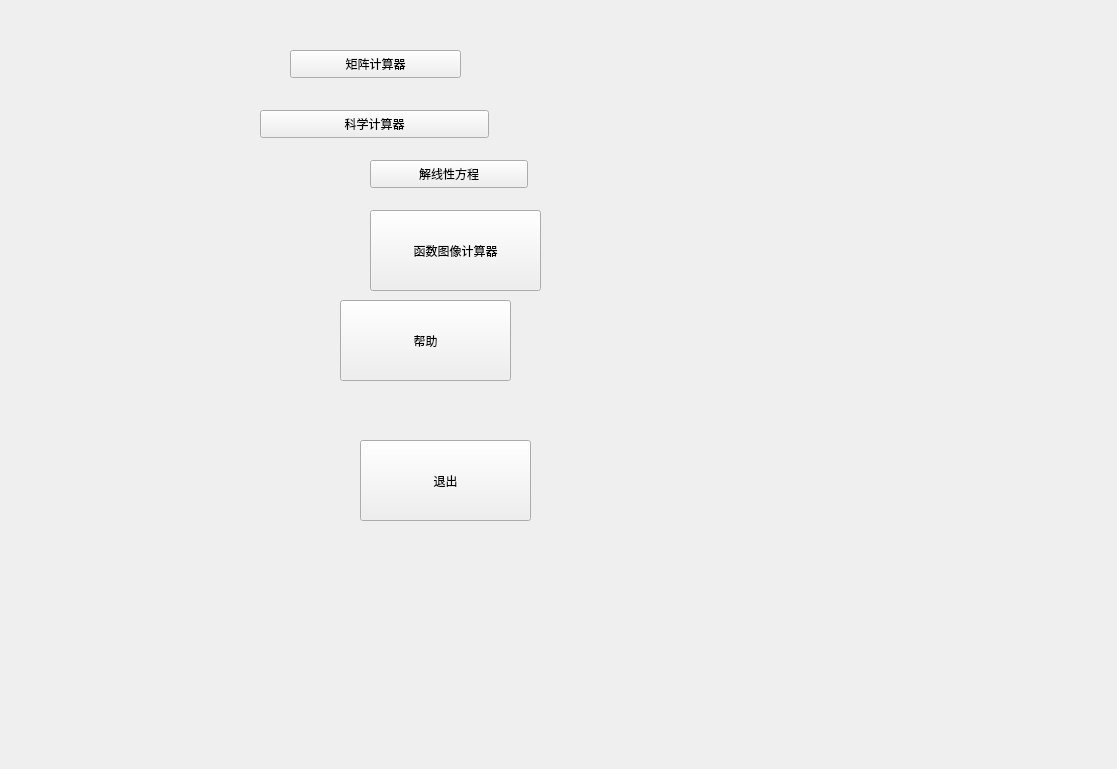
AhaLims/calculator, file caculator(with qt gui)/caculator(with qt gui)/main_window.ui: the form before one commit.
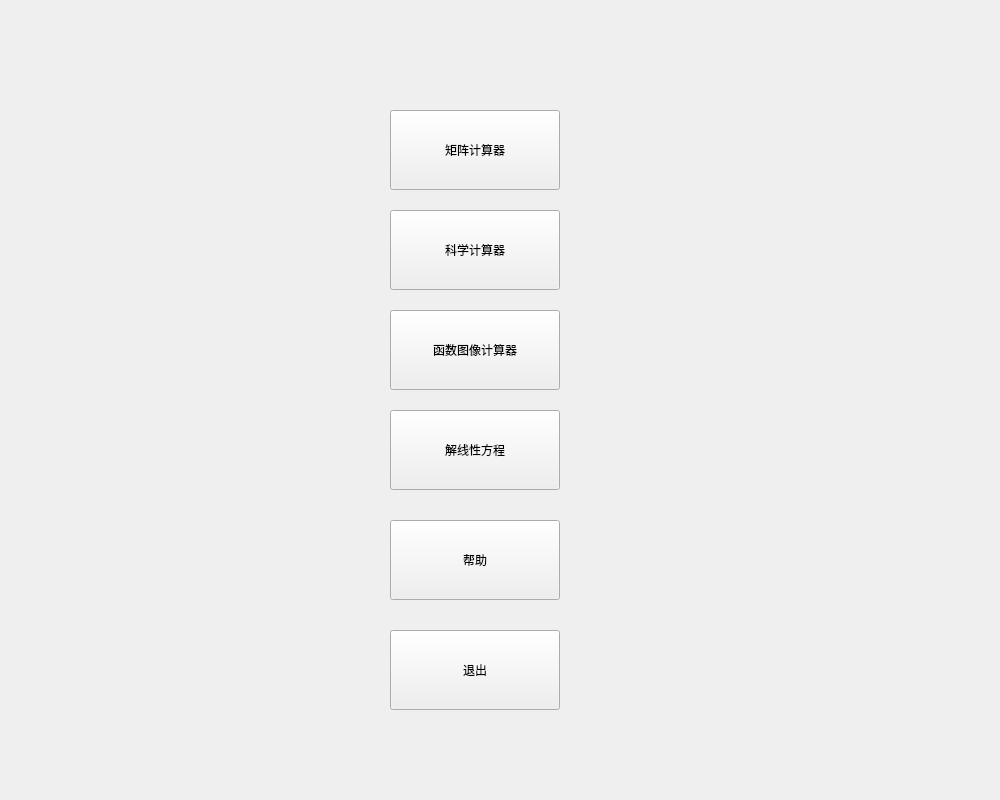
The form after the commit. Icons and pictures are not drawn.

Commit message: add background and image source

```diff
--- a/caculator(with qt gui)/caculator(with qt gui)/main_window.ui
+++ b/caculator(with qt gui)/caculator(with qt gui)/main_window.ui
@@ -6,13 +6,16 @@
    <rect>
     <x>0</x>
     <y>0</y>
-    <width>1117</width>
-    <height>769</height>
+    <width>1000</width>
+    <height>800</height>
    </rect>
   </property>
   <property name="windowTitle">
    <string>main_window</string>
   </property>
+  <property name="styleSheet">
+   <string notr="true">background-image: url(:/caculator_gui/picture/background.jpg)</string>
+  </property>
   <widget class="QWidget" name="centralWidget">
    <widget class="QPushButton" name="function_caculator_button">
     <property name="enabled">
@@ -20,10 +23,10 @@
     </property>
     <property name="geometry">
      <rect>
-      <x>370</x>
-      <y>210</y>
-      <width>171</width>
-      <height>81</height>
+      <x>390</x>
+      <y>310</y>
+      <width>170</width>
+      <height>80</height>
      </rect>
     </property>
     <property name="text">
@@ -36,10 +39,10 @@
     </property>
     <property name="geometry">
      <rect>
-      <x>340</x>
-      <y>300</y>
-      <width>171</width>
-      <height>81</height>
+      <x>390</x>
+      <y>520</y>
+      <width>170</width>
+      <height>80</height>
      </rect>
     </property>
     <property name="text">
@@ -52,10 +55,10 @@
     </property>
     <property name="geometry">
      <rect>
-      <x>360</x>
-      <y>440</y>
-      <width>171</width>
-      <height>81</height>
+      <x>390</x>
+      <y>630</y>
+      <width>170</width>
+      <height>80</height>
      </rect>
     </property>
     <property name="text">
@@ -68,10 +71,10 @@
     </property>
     <property name="geometry">
      <rect>
-      <x>260</x>
-      <y>110</y>
-      <width>229</width>
-      <height>28</height>
+      <x>390</x>
+      <y>210</y>
+      <width>170</width>
+      <height>80</height>
      </rect>
     </property>
     <property name="text">
@@ -84,10 +87,10 @@
     </property>
     <property name="geometry">
      <rect>
-      <x>290</x>
-      <y>50</y>
-      <width>171</width>
-      <height>28</height>
+      <x>390</x>
+      <y>110</y>
+      <width>170</width>
+      <height>80</height>
      </rect>
     </property>
     <property name="text">
@@ -100,10 +103,10 @@
     </property>
     <property name="geometry">
      <rect>
-      <x>370</x>
-      <y>160</y>
-      <width>158</width>
-      <height>28</height>
+      <x>390</x>
+      <y>410</y>
+      <width>170</width>
+      <height>80</height>
      </rect>
     </property>
     <property name="text">
```
Left out of the diff: 4 changed lines with no effect on the pictures. The commit also changes 5 other files.
